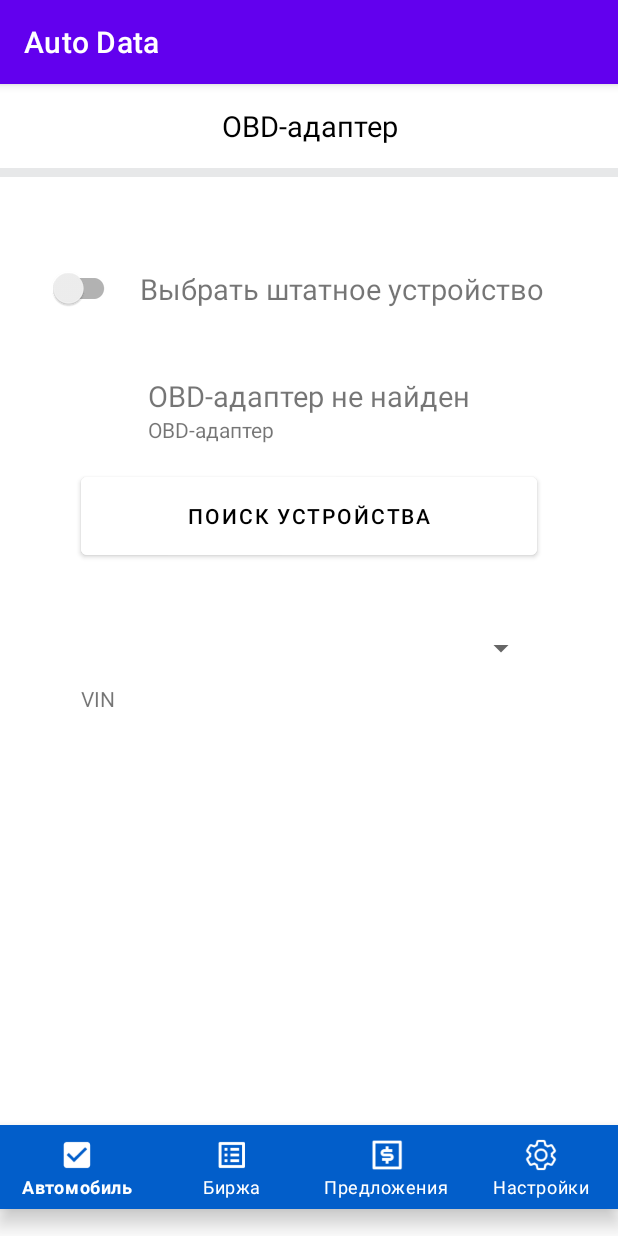
After one commit to AlexKravchenko0412/AutoDataMVP, an Android app: the DeviceSearchActivityTest screen opened directly, with no data from a screen before it, on a phone screen of 412 x 824 dp. The commit adds this screen. Run offline under Robolectric (Android 15) with nearby library versions, the phone set to English and light mode, and no system bars.

Commit message:
Bluetooth test 30.12.2021

```diff
--- a/app/src/main/AndroidManifest.xml
+++ b/app/src/main/AndroidManifest.xml
@@ -13,6 +13,12 @@
         android:roundIcon="@mipmap/ic_launcher_round"
         android:supportsRtl="true"
         android:theme="@style/Theme.AutoData">
+        <activity
+            android:name=".settings.PairedDevicesActivityTest"
+            android:exported="false" />
+        <activity
+            android:name=".settings.DeviceSearchActivityTest"
+            android:exported="false" />
         <activity
             android:name=".settings.PairedDevicesActivity"
             android:exported="false" />
--- /dev/null
+++ b/app/src/main/java/android/example/autodata/settings/DeviceSearchActivityTest.java
@@ -0,0 +1,44 @@
+package android.example.autodata.settings;
+
+import androidx.appcompat.app.AppCompatActivity;
+
+import android.bluetooth.BluetoothAdapter;
+import android.example.autodata.R;
+import android.os.Bundle;
+import android.widget.Button;
+import android.widget.Toast;
+
+public class DeviceSearchActivityTest extends AppCompatActivity {
+
+    private Button btnDevSearch;
+    private static final int REQUEST_ENABLE_BT = 0;
+    private static final int REQUEST_DISCOVER_BT = 1;
+    BluetoothAdapter adapter;
+
+    @Override
+    protected void onCreate(Bundle savedInstanceState) {
+        super.onCreate(savedInstanceState);
+        setContentView(R.layout.activity_device_search_test);
+
+        btnDevSearch = findViewById(R.id.btnDeviceSearch);
+
+        adapter = BluetoothAdapter.getDefaultAdapter();
+
+        if (adapter == null) {
+            showToast("Bluetooth не доступен");
+        } else {
+            showToast("Bluetooth доступен");
+        }
+
+        if (adapter.isEnabled()) {
+            showToast("Bluetooth включен");
+        } else {
+                showToast("Bluetooth выключен");
+        }
+
+    }
+
+    private void showToast(String msg) {
+        Toast.makeText(getApplicationContext(), msg, Toast.LENGTH_SHORT).show();
+    }
+}
--- a/app/src/main/java/android/example/autodata/settings/SettingsActivity.java
+++ b/app/src/main/java/android/example/autodata/settings/SettingsActivity.java
@@ -51,7 +51,8 @@ public class SettingsActivity extends AppCompatActivity {
         btnChooseDevice.setOnClickListener(new View.OnClickListener() {
             @Override
             public void onClick(View v) {
-                Intent intent = new Intent(SettingsActivity.this, DeviceSearchActivity.class);
+                //Intent intent = new Intent(SettingsActivity.this, DeviceSearchActivity.class);
+                Intent intent = new Intent(SettingsActivity.this, DeviceSearchActivityTest.class);
                 startActivity(intent);
             }
         });
--- /dev/null
+++ b/app/src/main/res/layout/activity_device_search_test.xml
@@ -0,0 +1,118 @@
+<?xml version="1.0" encoding="utf-8"?>
+<androidx.constraintlayout.widget.ConstraintLayout xmlns:android="http://schemas.android.com/apk/res/android"
+    xmlns:app="http://schemas.android.com/apk/res-auto"
+    xmlns:tools="http://schemas.android.com/tools"
+    android:layout_width="match_parent"
+    android:layout_height="match_parent"
+    tools:context=".settings.DeviceSearchActivity">
+
+    <TextView
+        android:id="@+id/ObdAdapter"
+        android:layout_width="0dp"
+        android:layout_height="56dp"
+        android:gravity="center"
+        android:text="@string/obd_adapter"
+        android:textColor="@color/black"
+        android:textSize="19sp"
+        app:layout_constraintEnd_toEndOf="parent"
+        app:layout_constraintStart_toStartOf="parent"
+        app:layout_constraintTop_toTopOf="parent" />
+
+    <View
+        android:id="@+id/delimetr"
+        android:layout_width="match_parent"
+        android:layout_height="6dp"
+        android:background="@color/grey_mercury"
+        app:layout_constraintEnd_toEndOf="parent"
+        app:layout_constraintStart_toStartOf="parent"
+        app:layout_constraintTop_toBottomOf="@+id/ObdAdapter" />
+
+    <com.google.android.material.bottomnavigation.BottomNavigationView
+        android:id="@+id/bottomNavViewMenu"
+        android:layout_width="0dp"
+        android:layout_height="56dp"
+        android:layout_marginTop="619dp"
+        app:backgroundTint="@color/bottom_blue"
+        app:itemIconTint="@color/white"
+        app:itemTextColor="@color/white"
+        app:labelVisibilityMode="labeled"
+        app:layout_constraintBottom_toBottomOf="parent"
+        app:layout_constraintEnd_toEndOf="parent"
+        app:layout_constraintStart_toStartOf="parent"
+        app:layout_constraintTop_toBottomOf="@+id/ObdAdapter"
+        app:menu="@menu/menu_bottom_navigation" />
+
+    <androidx.appcompat.widget.SwitchCompat
+        android:id="@+id/switchChooseStandartDevice"
+        android:layout_width="wrap_content"
+        android:layout_height="wrap_content"
+        android:layout_marginStart="32dp"
+        android:layout_marginTop="112dp"
+        android:minWidth="48dp"
+        android:minHeight="48dp"
+        app:layout_constraintStart_toStartOf="parent"
+        app:layout_constraintTop_toTopOf="@+id/ObdAdapter" />
+
+    <TextView
+        android:id="@+id/tvChooseStandartDevice"
+        android:layout_width="wrap_content"
+        android:layout_height="wrap_content"
+        android:layout_marginStart="12dp"
+        android:layout_marginEnd="48dp"
+        android:text="@string/choose_standart_device"
+        android:textSize="19sp"
+        app:layout_constraintBottom_toBottomOf="@+id/switchChooseStandartDevice"
+        app:layout_constraintEnd_toEndOf="parent"
+        app:layout_constraintStart_toEndOf="@+id/switchChooseStandartDevice"
+        app:layout_constraintTop_toTopOf="@+id/switchChooseStandartDevice" />
+
+    <TextView
+        android:id="@+id/tvObdFoundation"
+        android:layout_width="wrap_content"
+        android:layout_height="wrap_content"
+        android:layout_marginTop="45dp"
+        android:text="@string/obd_not_found"
+        android:textSize="19sp"
+        app:layout_constraintEnd_toEndOf="parent"
+        app:layout_constraintStart_toStartOf="parent"
+        app:layout_constraintTop_toBottomOf="@+id/tvChooseStandartDevice" />
+
+    <TextView
+        android:id="@+id/textViewObdAdapter"
+        android:layout_width="wrap_content"
+        android:layout_height="wrap_content"
+        android:text="@string/obd_adapter"
+        app:layout_constraintStart_toStartOf="@+id/tvObdFoundation"
+        app:layout_constraintTop_toBottomOf="@+id/tvObdFoundation" />
+
+    <Button
+        android:id="@+id/btnDeviceSearch"
+        android:layout_width="304dp"
+        android:layout_height="64dp"
+        android:layout_marginTop="16dp"
+        android:text="@string/device_search"
+        android:backgroundTint="@color/white"
+        android:textColor="@color/black"
+        app:layout_constraintEnd_toEndOf="parent"
+        app:layout_constraintStart_toStartOf="parent"
+        app:layout_constraintTop_toBottomOf="@+id/textViewObdAdapter" />
+
+    <Spinner
+        android:id="@+id/spinnerVIN"
+        android:layout_width="304dp"
+        android:layout_height="48dp"
+        android:layout_marginTop="32dp"
+        android:contentDescription="@string/no_vin"
+        app:layout_constraintEnd_toEndOf="@+id/btnDeviceSearch"
+        app:layout_constraintStart_toStartOf="@+id/btnDeviceSearch"
+        app:layout_constraintTop_toBottomOf="@+id/btnDeviceSearch" />
+
+    <TextView
+        android:id="@+id/textViewVIN"
+        android:layout_width="wrap_content"
+        android:layout_height="wrap_content"
+        android:text="@string/vin"
+        app:layout_constraintStart_toStartOf="@+id/spinnerVIN"
+        app:layout_constraintTop_toBottomOf="@+id/spinnerVIN" />
+
+</androidx.constraintlayout.widget.ConstraintLayout>
```
Also changed, not shown: app/src/main/java/android/example/autodata/settings/PairedDevicesActivityTest.java (added, +15 -0 lines), app/src/main/res/layout/activity_paired_devices_test.xml (added, +57 -0 lines).
